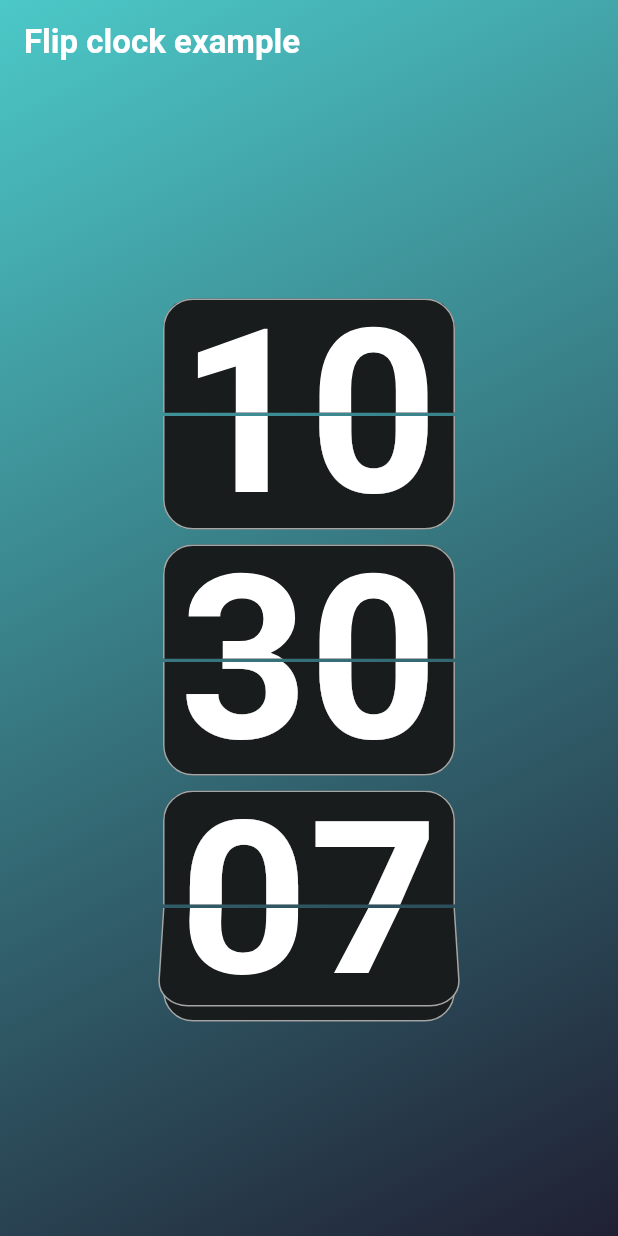
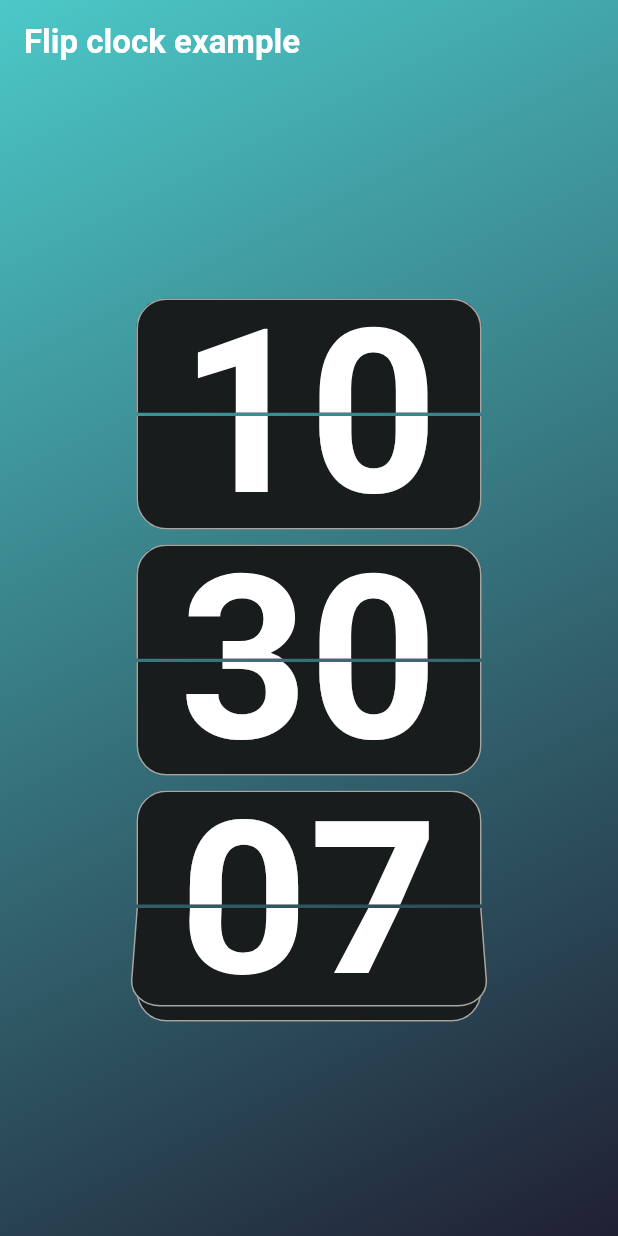
Before and after one commit to jesuspedge/flip_clock_example_flutter, a Flutter app: the screen it shows after launch, on a phone screen of 412 x 824 dp. Run offline on Flutter 3.47's test engine with Material 3 defaults, Android fonts, the phone set to English and light mode, and no system bars.

Commit message:
:adhesive_bandage: fix number container size

```diff
--- a/lib/widgets/flip_number_widget.dart
+++ b/lib/widgets/flip_number_widget.dart
@@ -83,7 +83,7 @@ class _FlipNumberWidgetState extends State<FlipNumberWidget>
     if (_numberWhenAnimationEnds != widget.number) unawaited(initAnimation());
 
     return Column(
-      mainAxisSize: MainAxisSize.min,
+      spacing: 2,
       children: [
         ClipRRect(
           child: Stack(
@@ -115,7 +115,6 @@ class _FlipNumberWidgetState extends State<FlipNumberWidget>
             ],
           ),
         ),
-        const SizedBox(height: 2),
         ClipRect(
           child: Stack(
             children: [
--- a/lib/widgets/number_container.dart
+++ b/lib/widgets/number_container.dart
@@ -11,12 +11,18 @@ class NumberContainer extends StatelessWidget {
   @override
   Widget build(BuildContext context) {
     return Container(
-      padding: const EdgeInsets.symmetric(horizontal: 10),
       decoration: BoxDecoration(
         color: const Color(0xFF191C1D),
         borderRadius: BorderRadius.circular(20),
         border: Border.all(color: const Color(0xACE7E7E7)),
       ),
+      constraints: const BoxConstraints(
+        minWidth: 200,
+        maxWidth: 230,
+      ),
+      child: Row(
+        children: [
+          Expanded(
             child: Text(
               number,
               textAlign: TextAlign.center,
@@ -27,6 +33,9 @@ class NumberContainer extends StatelessWidget {
                 height: 1,
               ),
             ),
+          ),
+        ],
+      ),
     );
   }
 }
```
Lines whose indentation alone changed are shown as unchanged.
